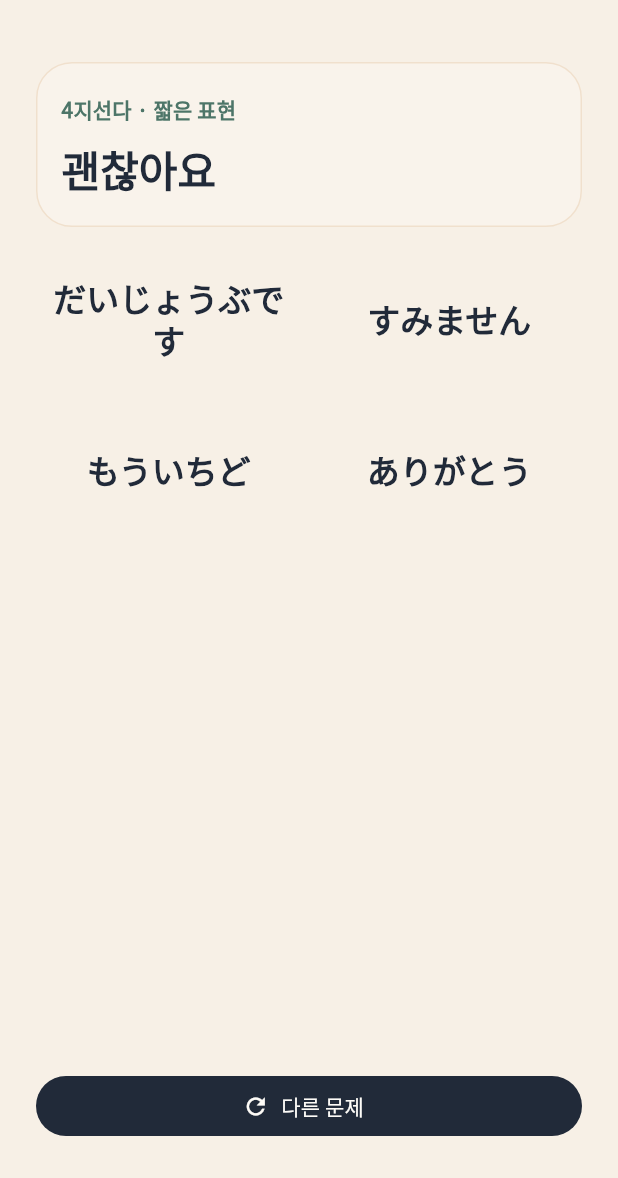
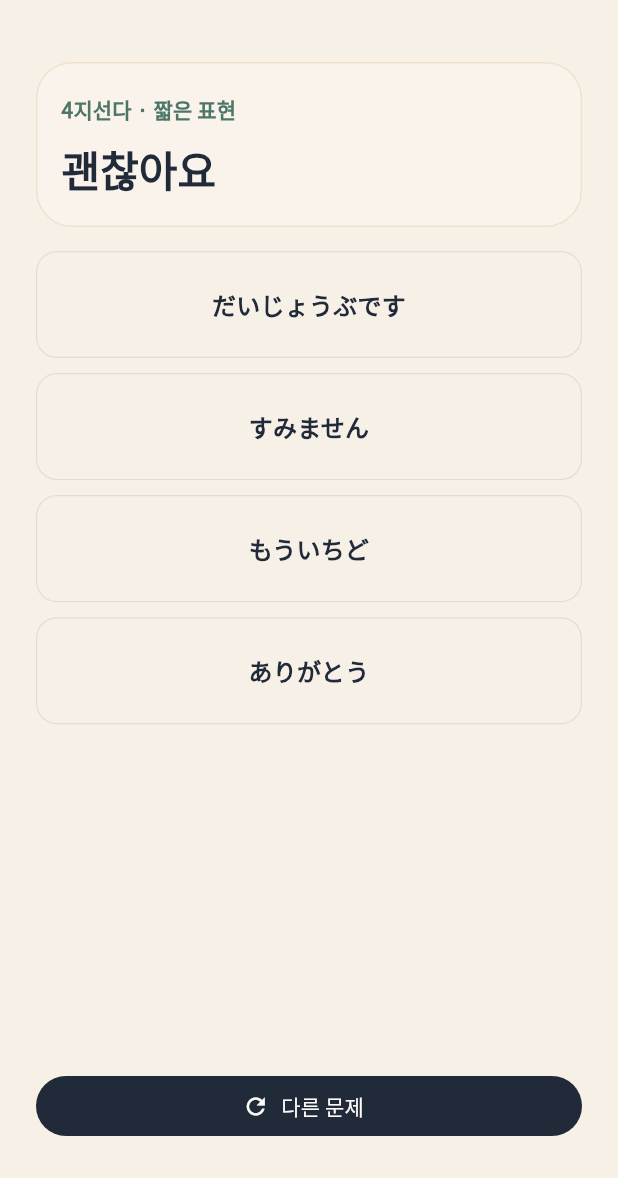
Before and after one commit to kim1bon/wake_nihongo, a Flutter app: the QuizPracticeScreen screen opened directly, on a phone screen of 412 x 824 dp, the part 58-1236 px from its top. Run offline on Flutter 3.47's test engine with Material 3 defaults, Android fonts, the light colour scheme and no system bars; our stand-ins replace audioplayers, csv, flutter_local_notifications, flutter_riverpod, flutter_timezone, shared_preferences and 2 more; missing offline and left inert: audio_session; accounts and stored records are empty; network calls fail.

Commit message:
AOS
연습문제 답변 비율 수정

```diff
--- a/lib/features/quiz/presentation/quiz_challenge_body.dart
+++ b/lib/features/quiz/presentation/quiz_challenge_body.dart
@@ -11,6 +11,7 @@ class QuizChallengeBody extends StatelessWidget {
     required this.question,
     required this.onPickIndex,
     this.useAlarmStyleLayout = false,
+    this.forceSingleColumnChoices = false,
     this.thumbnailAssetPath,
     this.feedbackWrong = false,
 
@@ -24,6 +25,7 @@ class QuizChallengeBody extends StatelessWidget {
   final QuizChallengeQuestion question;
   final void Function(int index) onPickIndex;
   final bool useAlarmStyleLayout;
+  final bool forceSingleColumnChoices;
   final String? thumbnailAssetPath;
   final bool feedbackWrong;
   final int? wrongPickIndex;
@@ -74,6 +76,7 @@ class QuizChallengeBody extends StatelessWidget {
     int index,
     String label,
     Color foreground,
+    bool compact,
   ) {
     final raw = index < question.choiceKorPronunciations.length
         ? question.choiceKorPronunciations[index]
@@ -82,7 +85,8 @@ class QuizChallengeBody extends StatelessWidget {
     if (sub == null || sub.isEmpty) {
       return Text(
         label,
-        style: theme.textTheme.titleLarge?.copyWith(
+        style: (compact ? theme.textTheme.titleMedium : theme.textTheme.titleLarge)
+            ?.copyWith(
           fontWeight: FontWeight.w800,
           color: foreground,
         ),
@@ -97,7 +101,9 @@ class QuizChallengeBody extends StatelessWidget {
       children: [
         Text(
           label,
-          style: theme.textTheme.titleLarge?.copyWith(
+          style:
+              (compact ? theme.textTheme.titleMedium : theme.textTheme.titleLarge)
+                  ?.copyWith(
             fontWeight: FontWeight.w800,
             color: foreground,
           ),
@@ -109,6 +115,7 @@ class QuizChallengeBody extends StatelessWidget {
         Text(
           sub,
           style: theme.textTheme.bodySmall?.copyWith(
+            fontSize: compact ? 11 : null,
             color: foreground.withValues(alpha: 0.88),
             fontWeight: FontWeight.w600,
           ),
@@ -136,12 +143,19 @@ class QuizChallengeBody extends StatelessWidget {
           final typeLabel = isSentence
               ? '2지선다 · ${question.type}'
               : '4지선다 · ${question.type}';
-          /// sentence(2지): 1×2 세로 스택. 그 외 4지: 2×2.
-          final choiceGridCrossAxisCount = isSentence ? 1 : 2;
+          /// sentence(2지): 기본 1열, 4지선다는 기본 2열이지만
+          /// [forceSingleColumnChoices]가 true이면 항상 1열(세로 스택)로 배치합니다.
+          final isSingleColumn = forceSingleColumnChoices || isSentence;
+          final choiceGridCrossAxisCount = isSingleColumn ? 1 : 2;
           /// 한→일은 발음 보조 줄 때문에 셀을 조금 더 높게.
-          final choiceGridChildAspectRatio = switch ((isSentence, question.mode)) {
-            (true, QuizPromptMode.korToJp) => 2.85,
-            (true, _) => 3.4,
+          /// 1열(연습 모드·sentence)은 현재보다 약 50% 더 낮게 보이도록 가로:세로 비를 키웁니다.
+          final choiceGridChildAspectRatio =
+              switch ((isSingleColumn, question.mode)) {
+            // 연습 퀴즈(1열) 슬롯 높이를 기존 대비 약 2/3 수준으로 줄이기 위해
+            // childAspectRatio를 약 1.5배로 증가시킵니다.
+            (true, QuizPromptMode.korToJp) => 5.1, // 기존 3.4 * 1.5
+            (true, _) => 5.7,                      // 기존 3.8 * 1.5
+            // 2열(기존 알람 퀴즈 레이아웃)은 기존 값 유지
             (false, QuizPromptMode.korToJp) => 1.95,
             (false, _) => 2.3,
           };
@@ -302,9 +316,22 @@ class QuizChallengeBody extends StatelessWidget {
                                   foregroundColor: foreground,
                                   shape: RoundedRectangleBorder(
                                     borderRadius: BorderRadius.circular(14),
+                                    side: BorderSide(
+                                      width: showCorrectFill || showWrongFill
+                                          ? 1.2
+                                          : 0.8,
+                                      color: showCorrectFill
+                                          ? theme.colorScheme.secondary
+                                              .withValues(alpha: 0.9)
+                                          : showWrongFill
+                                              ? theme.colorScheme.error
+                                                  .withValues(alpha: 0.9)
+                                              : AppPalette.navy
+                                                  .withValues(alpha: 0.10),
+                                    ),
                                   ),
                                   padding: const EdgeInsets.symmetric(
-                                    vertical: 12,
+                                    vertical: 4,
                                     horizontal: 10,
                                   ),
                                 ),
@@ -314,6 +341,7 @@ class QuizChallengeBody extends StatelessWidget {
                                   i,
                                   label,
                                   foreground,
+                                  forceSingleColumnChoices,
                                 ),
                               );
                             },
@@ -405,9 +433,19 @@ class QuizChallengeBody extends StatelessWidget {
                       foregroundColor: foreground,
                       shape: RoundedRectangleBorder(
                         borderRadius: BorderRadius.circular(14),
+                        side: BorderSide(
+                          width: showCorrectFill || showWrongFill ? 1.2 : 0.8,
+                          color: showCorrectFill
+                              ? theme.colorScheme.secondary
+                                  .withValues(alpha: 0.9)
+                              : showWrongFill
+                                  ? theme.colorScheme.error
+                                      .withValues(alpha: 0.9)
+                                  : AppPalette.navy.withValues(alpha: 0.10),
+                        ),
                       ),
                       padding: const EdgeInsets.symmetric(
-                        vertical: 12,
+                        vertical: 4,
                         horizontal: 10,
                       ),
                     ),
@@ -417,6 +455,7 @@ class QuizChallengeBody extends StatelessWidget {
                       i,
                       label,
                       foreground,
+                      forceSingleColumnChoices,
                     ),
                   );
                 },
--- a/lib/features/quiz/presentation/quiz_practice_screen.dart
+++ b/lib/features/quiz/presentation/quiz_practice_screen.dart
@@ -143,8 +143,11 @@ class _QuizPracticeLoadedState extends State<_QuizPracticeLoaded> {
         child: Column(
           crossAxisAlignment: CrossAxisAlignment.stretch,
           children: [
-            QuizChallengeBody(
+            Expanded(
+              child: SingleChildScrollView(
+                child: QuizChallengeBody(
                   question: q,
+                  forceSingleColumnChoices: true,
                   feedbackWrong: _wrong,
                   wrongPickIndex: _wrongPickIndex,
                   correctHighlightIndex: _correctPickIndex,
@@ -167,7 +170,9 @@ class _QuizPracticeLoadedState extends State<_QuizPracticeLoaded> {
                     }
                   },
                 ),
-            const Spacer(),
+              ),
+            ),
+            const SizedBox(height: 16),
             FilledButton.icon(
               onPressed: _rollQuestion,
               icon: const Icon(Icons.refresh),
```
Also changed, not shown: lib/features/alarm/presentation/add_alarm_screen.dart (+24 -24 lines). Lines whose indentation alone changed are shown as unchanged.
